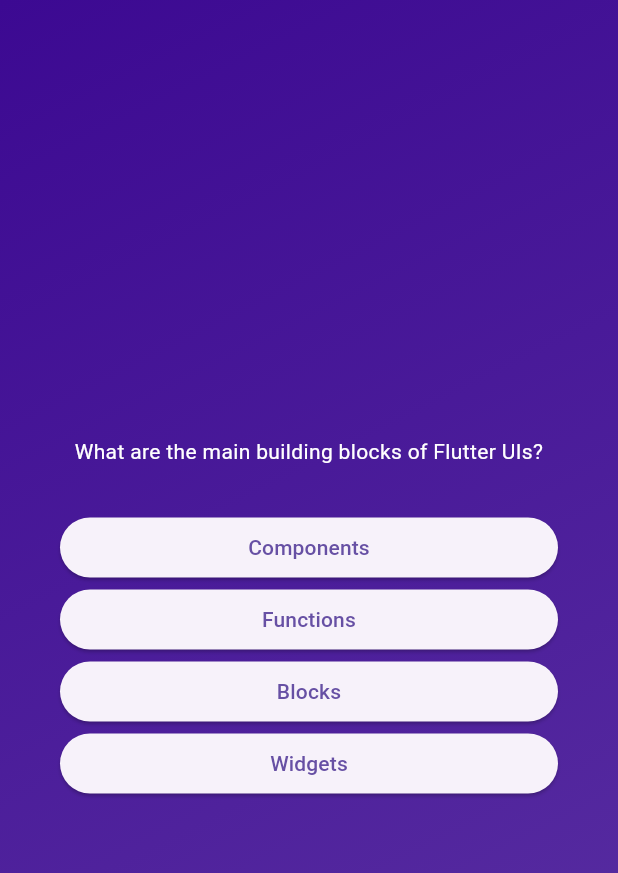
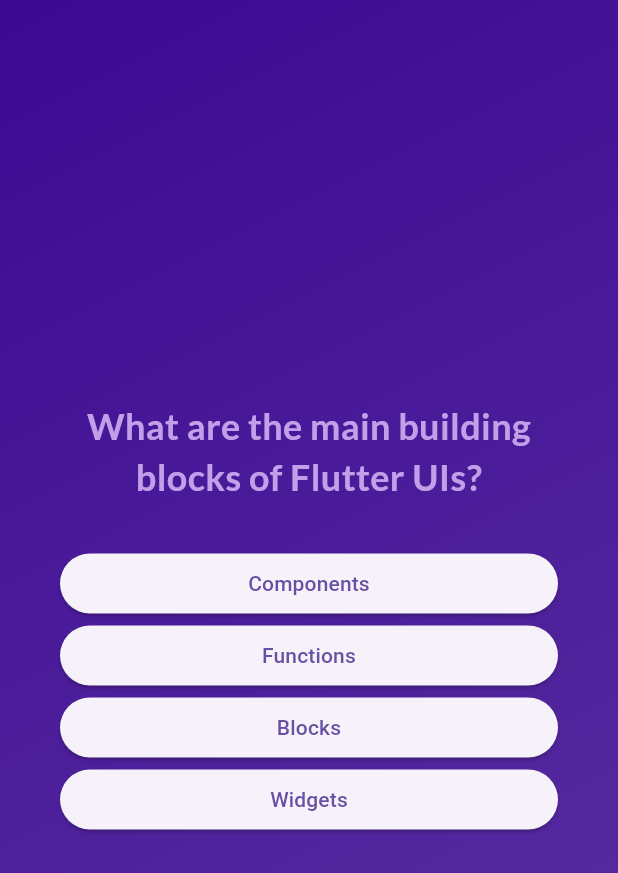
Before and after one commit to MateuszZawadzki1/flutter_projects, a Flutter app: the screen it shows after launch, after a tap on "Start Quiz", on a phone screen of 412 x 824 dp. Shown: the top 873 px of the screen. Run offline on Flutter 3.47's test engine with Material 3 defaults, Android fonts, the phone set to English and light mode, and no system bars; our stand-ins replace google_fonts.

Commit message:
Adding and implemented Google Fonts

```diff
--- a/quizz_app/lib/question_screen.dart
+++ b/quizz_app/lib/question_screen.dart
@@ -1,4 +1,5 @@
 import 'package:flutter/material.dart';
+import 'package:google_fonts/google_fonts.dart';
 import 'package:quizz_app/answer_button.dart';
 import 'package:quizz_app/data/questions.dart';
 
@@ -34,7 +35,11 @@ class _QuestionScreenState extends State<QuestionScreen> {
           children: [
             Text(
               currentQuestion.text,
-              style: const TextStyle(color: Colors.white),
+              style: GoogleFonts.lato(
+                color: const Color.fromARGB(255, 194, 160, 233),
+                fontSize: 24,
+                fontWeight: FontWeight.bold,
+              ),
               textAlign: TextAlign.center,
             ),
             const SizedBox(
--- a/quizz_app/lib/start_screen.dart
+++ b/quizz_app/lib/start_screen.dart
@@ -1,4 +1,5 @@
 import 'package:flutter/material.dart';
+import 'package:google_fonts/google_fonts.dart';
 
 class StartScreen extends StatelessWidget {
   const StartScreen(this.startQuiz, {super.key});
@@ -19,10 +20,10 @@ class StartScreen extends StatelessWidget {
           const SizedBox(
             height: 80,
           ),
-          const Text(
+          Text(
             "Learn Flutter the fun way!",
-            style: TextStyle(
-                color: Color.fromARGB(255, 244, 222, 250), fontSize: 24),
+            style: GoogleFonts.lato(
+                color: const Color.fromARGB(255, 194, 160, 233), fontSize: 24),
           ),
           const SizedBox(
             height: 30,
--- a/quizz_app/pubspec.yaml
+++ b/quizz_app/pubspec.yaml
@@ -35,6 +35,7 @@ dependencies:
   # The following adds the Cupertino Icons font to your application.
   # Use with the CupertinoIcons class for iOS style icons.
   cupertino_icons: ^1.0.8
+  google_fonts: ^6.2.1
 
 dev_dependencies:
   flutter_test:
```
Also changed, not shown: quizz_app/pubspec.lock, 1 other file.
